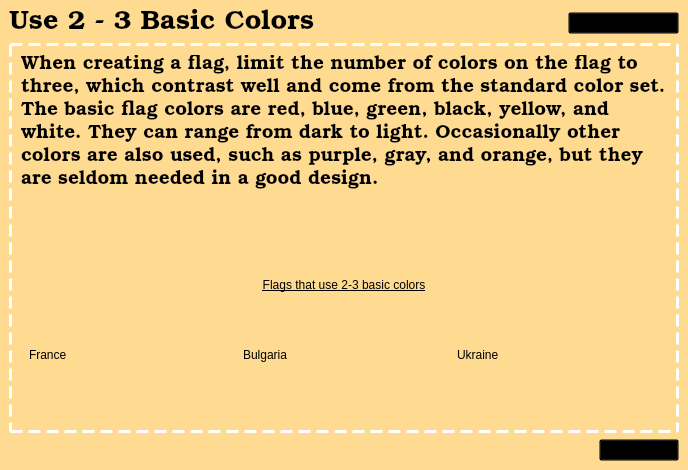
The window that usebasiccolorslesson.ui (zxjorge/EDApp) describes before a commit, drawn with Qt 5.
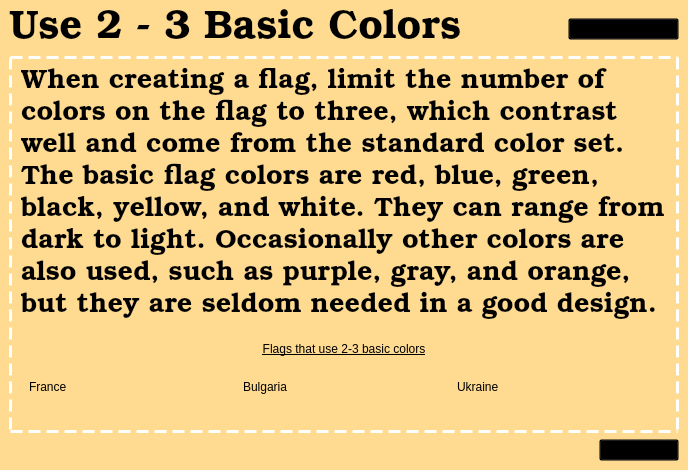
The same window after the commit. Icons and pictures are not drawn.

```diff
--- a/usebasiccolorslesson.ui
+++ b/usebasiccolorslesson.ui
@@ -32,7 +32,7 @@
             <property name="font">
              <font>
               <family>Bookman Old Style</family>
-              <pointsize>20</pointsize>
+              <pointsize>30</pointsize>
               <italic>false</italic>
               <bold>false</bold>
              </font>
@@ -101,7 +101,7 @@
              <property name="font">
               <font>
                <family>Bookman Old Style</family>
-               <pointsize>14</pointsize>
+               <pointsize>20</pointsize>
                <italic>false</italic>
                <bold>false</bold>
               </font>
```
Left out of the diff: 11 changed lines with no effect on the pictures.
